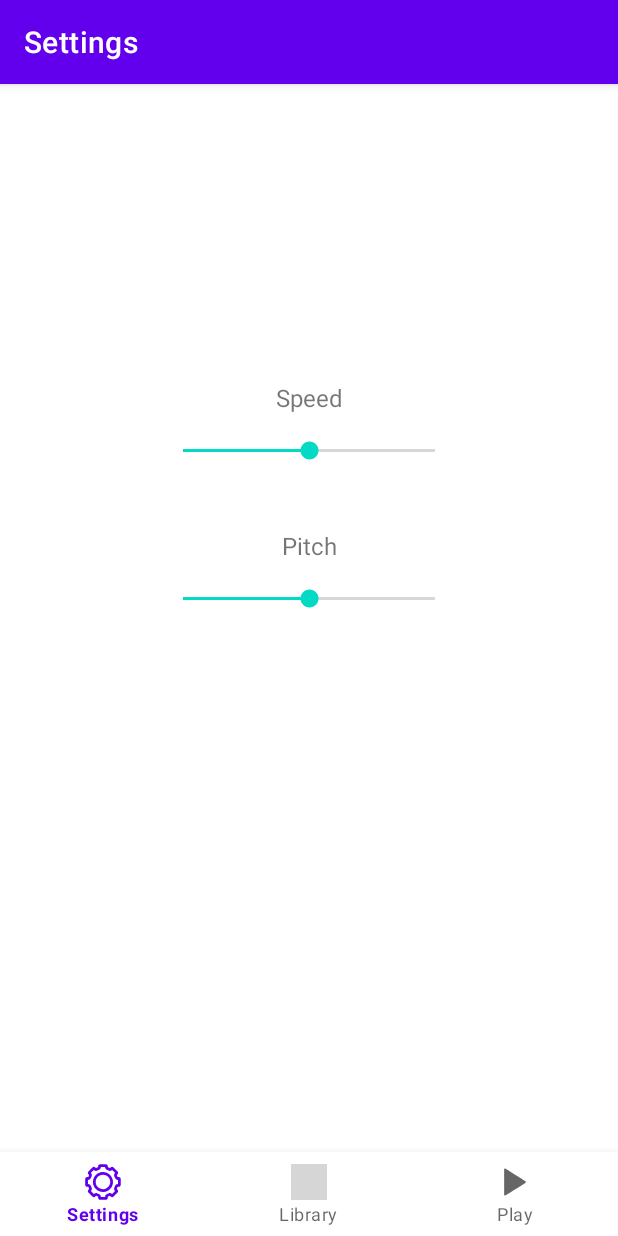
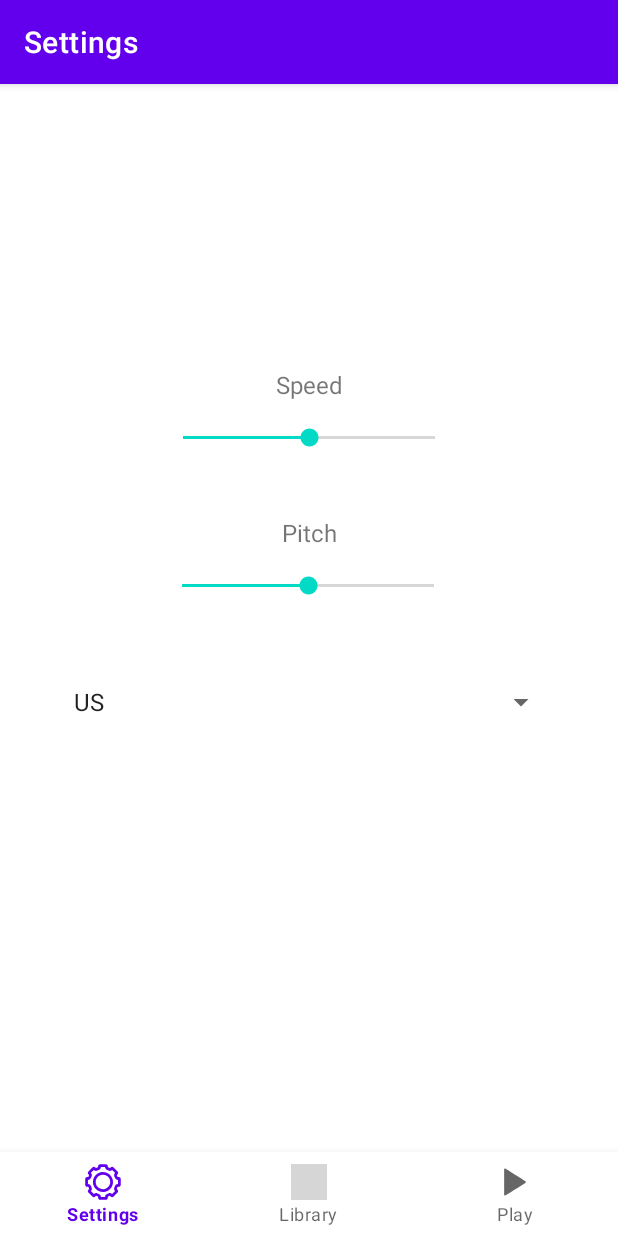
Before and after one commit to glmplx/Storeteller, an Android app: the SettingsFragment screen opened through its navigation route, on a phone screen of 412 x 824 dp. Run offline under Robolectric (Android 15) with nearby library versions, the phone set to English and light mode, and no system bars; our stand-ins replace navigation-ui; libraries missing offline, so code that uses them is left out: com.itextpdf.text; grey boxes are pictures that could not be loaded.

Commit message:
amélioration

```diff
--- a/app/src/main/java/com/example/storeteller/ui/settings/SettingsFragment.java
+++ b/app/src/main/java/com/example/storeteller/ui/settings/SettingsFragment.java
@@ -4,31 +4,53 @@ import android.os.Bundle;
 import android.view.LayoutInflater;
 import android.view.View;
 import android.view.ViewGroup;
+import android.widget.AdapterView;
+import android.widget.ArrayAdapter;
+import android.widget.Spinner;
+import android.widget.Toast;
 
 import androidx.annotation.NonNull;
 import androidx.fragment.app.Fragment;
 import androidx.lifecycle.ViewModelProvider;
 
-import com.example.storeteller.databinding.FragmentSettingsBinding;
+import com.example.storeteller.R;
 
-public class SettingsFragment extends Fragment {
+import java.util.ArrayList;
 
-    private FragmentSettingsBinding binding;
+public class SettingsFragment extends Fragment implements AdapterView.OnItemSelectedListener {
+
+    private ArrayList<String> countries = new ArrayList<String>();
+    private Spinner spinner;
 
     public View onCreateView(@NonNull LayoutInflater inflater,
                              ViewGroup container, Bundle savedInstanceState) {
         SettingsViewModel settingsViewModel =
                 new ViewModelProvider(this).get(SettingsViewModel.class);
 
-        binding = FragmentSettingsBinding.inflate(inflater, container, false);
-        View root = binding.getRoot();
+        View view = inflater.inflate(R.layout.fragment_settings, container, false);
 
-        return root;
+        Spinner spinner = view.findViewById(R.id.spinner);
+        ArrayAdapter<CharSequence> adapter = ArrayAdapter.createFromResource(getActivity(), R.array.countries, android.R.layout.simple_spinner_item);
+        adapter.setDropDownViewResource(android.R.layout.simple_spinner_dropdown_item);
+        spinner.setAdapter(adapter);
+        spinner.setOnItemSelectedListener(this);
+
+        return view;
+    }
+
+    @Override
+    public void onItemSelected(AdapterView<?> parent, View view, int position, long id) {
+        String text = parent.getItemAtPosition(position).toString();
+        Toast.makeText(parent.getContext(), text, Toast.LENGTH_SHORT).show();
+    }
+
+    @Override
+    public void onNothingSelected(AdapterView<?> parent) {
+
     }
 
     @Override
     public void onDestroyView() {
         super.onDestroyView();
-        binding = null;
     }
 }
--- a/app/src/main/res/layout/fragment_settings.xml
+++ b/app/src/main/res/layout/fragment_settings.xml
@@ -21,11 +21,13 @@
         android:id="@+id/seek_bar_pitch"
         android:layout_width="200dp"
         android:layout_height="wrap_content"
-        android:layout_marginTop="278dp"
         android:progress="50"
+        app:layout_constraintBottom_toBottomOf="parent"
         app:layout_constraintEnd_toEndOf="parent"
+        app:layout_constraintHorizontal_bias="0.497"
         app:layout_constraintStart_toStartOf="parent"
-        app:layout_constraintTop_toTopOf="parent" />
+        app:layout_constraintTop_toTopOf="parent"
+        app:layout_constraintVertical_bias="0.388" />
 
     <TextView
         android:id="@+id/textView3"
@@ -47,4 +49,14 @@
         app:layout_constraintBottom_toTopOf="@+id/textView2"
         app:layout_constraintEnd_toEndOf="parent"
         app:layout_constraintStart_toStartOf="parent" />
+
+    <Spinner
+        android:id="@+id/spinner"
+        android:layout_width="330dp"
+        android:layout_height="49dp"
+        app:layout_constraintBottom_toBottomOf="parent"
+        app:layout_constraintEnd_toEndOf="parent"
+        app:layout_constraintStart_toStartOf="parent"
+        app:layout_constraintTop_toTopOf="parent"/>
+
 </androidx.constraintlayout.widget.ConstraintLayout>
--- a/app/src/main/res/values/strings.xml
+++ b/app/src/main/res/values/strings.xml
@@ -9,5 +9,10 @@
     <string name="textview">TextView</string>
     <string name="play">Play</string>
     <string name="pause">Pause</string>
+    <string name="emptyPlay">"Please load a file from the Library fragment"</string>
+    <string-array name="countries">
+        <item>US</item>
+        <item>FRANCE</item>
+    </string-array>
 
 </resources>
```
Also changed, not shown: app/src/main/java/com/example/storeteller/TtsUtteranceListener.java (added, +37 -0 lines), app/src/main/java/com/example/storeteller/ui/play/PlayFragment.java (+46 -41 lines), app/src/main/res/drawable/loading_logo.xml (added, +29 -0 lines), app/src/main/res/layout/fragment_play.xml (+53 -25 lines).
